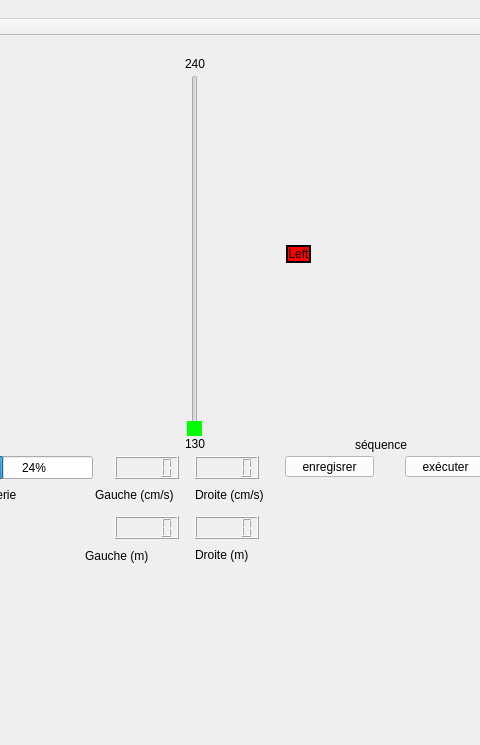
Qt form mainwindow.ui (monsieur7/robotProjet) before a commit; both pictures show x 505 to 985 and y 0 to 745 of the 1453 by 745 pixel window.
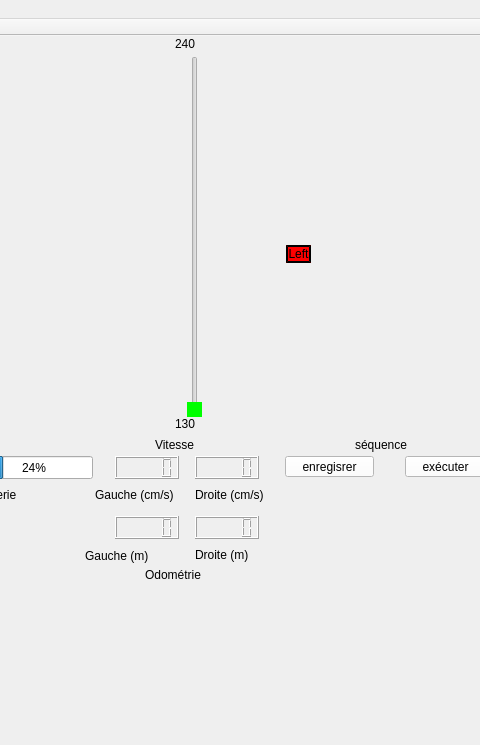
The same form after that commit. Icons and pictures are not drawn.

The edit to the form file:
```diff
--- a/mainwindow.ui
+++ b/mainwindow.ui
@@ -230,7 +230,7 @@
     <property name="geometry">
      <rect>
       <x>690</x>
-      <y>39</y>
+      <y>20</y>
       <width>20</width>
       <height>361</height>
      </rect>
@@ -253,8 +253,8 @@
    <widget class="QLabel" name="label">
     <property name="geometry">
      <rect>
-      <x>690</x>
-      <y>400</y>
+      <x>680</x>
+      <y>380</y>
       <width>49</width>
       <height>16</height>
      </rect>
@@ -266,8 +266,8 @@
    <widget class="QLabel" name="label_2">
     <property name="geometry">
      <rect>
-      <x>690</x>
-      <y>20</y>
+      <x>680</x>
+      <y>0</y>
       <width>151</width>
       <height>16</height>
      </rect>
@@ -669,6 +669,32 @@
      </rect>
     </property>
    </widget>
+   <widget class="QLabel" name="label_13">
+    <property name="geometry">
+     <rect>
+      <x>660</x>
+      <y>400</y>
+      <width>67</width>
+      <height>17</height>
+     </rect>
+    </property>
+    <property name="text">
+     <string>Vitesse</string>
+    </property>
+   </widget>
+   <widget class="QLabel" name="label_14">
+    <property name="geometry">
+     <rect>
+      <x>650</x>
+      <y>530</y>
+      <width>81</width>
+      <height>17</height>
+     </rect>
+    </property>
+    <property name="text">
+     <string>Odométrie</string>
+    </property>
+   </widget>
   </widget>
   <widget class="QMenuBar" name="menuBar">
    <property name="geometry">
```
